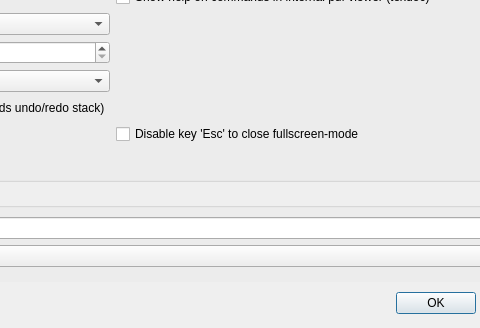
The window that configdialog.ui (svn2github/texstudio-trunk) describes before a commit, drawn with Qt 5; both pictures show x 545 to 1025 and y 346 to 674 of the 1116 by 674 pixel window.
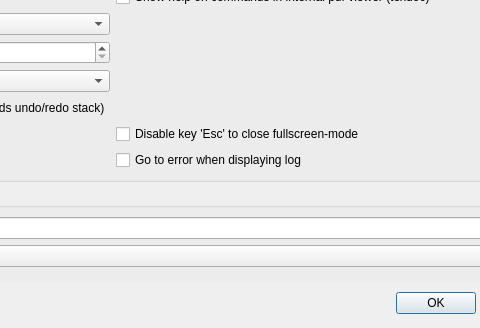
The same window after the commit. The open tabs and pages were chosen to show the change. Icons and pictures are not drawn.

Commit message: Option to disable automatic jump-to-error

Patch:
```diff
--- a/configdialog.ui
+++ b/configdialog.ui
@@ -1434,8 +1434,8 @@
            <rect>
             <x>0</x>
             <y>0</y>
-            <width>897</width>
-            <height>942</height>
+            <width>863</width>
+            <height>826</height>
            </rect>
           </property>
           <layout class="QVBoxLayout" name="verticalLayout_8">
@@ -1797,6 +1797,13 @@
                 </property>
                </widget>
               </item>
+              <item row="12" column="2">
+               <widget class="QCheckBox" name="checkBoxGoToErrorWhenDisplayingLog">
+                <property name="text">
+                 <string>Go to error when displaying log</string>
+                </property>
+               </widget>
+              </item>
              </layout>
             </widget>
            </item>
```
Left out of the diff: 14 changed lines with no effect on the pictures. The commit also changes 4 other files.
